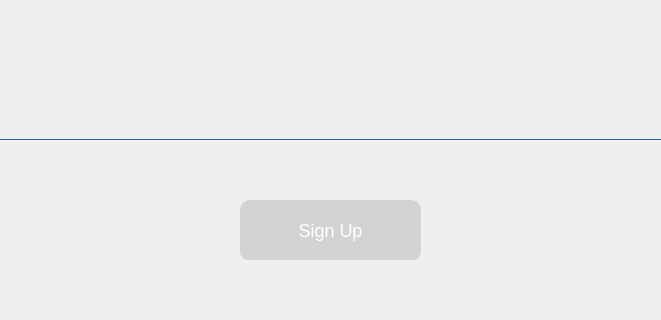
Qt form app/components/MainWindow/MainWindowUI.ui (myrrhfawn/FaceLock) before a commit; both pictures show x 192 to 853 and y 400 to 720 of the 1024 by 720 pixel window.
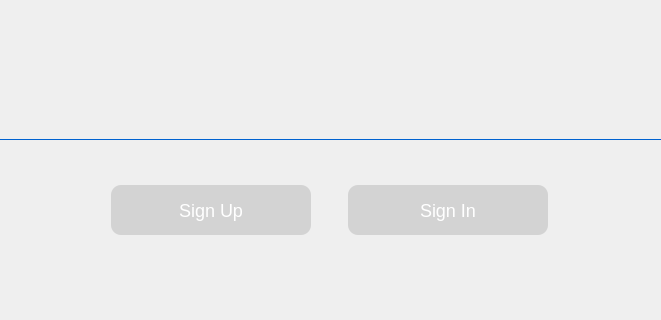
The same form after that commit.

Diff of the .ui file:
```diff
--- a/app/components/MainWindow/MainWindowUI.ui
+++ b/app/components/MainWindow/MainWindowUI.ui
@@ -35,16 +35,18 @@
    <bool>false</bool>
   </property>
   <property name="styleSheet">
-   <string notr="true">font: 700 11pt &quot;Ubuntu Mono&quot;;
+   <string notr="true"/>
+  </property>
+  <widget class="QWidget" name="centralwidget">
+   <property name="styleSheet">
+    <string notr="true">QWidget {
+font: 700 11pt &quot;Ubuntu Mono&quot;;
 color: #00062b;
 background-color: qradialgradient(cx:0.5, cy:0.4, radius: 0.5,
                 fx:0.5, fy:0.5, stop:0 #00062b,stop:1 #0c004b);
+}
 
 </string>
-  </property>
-  <widget class="QWidget" name="centralwidget">
-   <property name="styleSheet">
-    <string notr="true"/>
    </property>
    <layout class="QVBoxLayout" name="verticalLayout">
     <item alignment="Qt::AlignHCenter|Qt::AlignVCenter">
@@ -59,7 +61,13 @@
        <string notr="true">QFrame {
 	border: 0px;
 	background: transparent;
-}</string>
+}
+
+QWidget {
+	background-color: transparent;
+}
+
+</string>
       </property>
       <property name="frameShape">
        <enum>QFrame::StyledPanel</enum>
@@ -111,15 +119,18 @@
         <set>Qt::AlignCenter</set>
        </property>
       </widget>
+      <widget class="QWidget" name="horizontalLayoutWidget">
+       <property name="geometry">
+        <rect>
+         <x>190</x>
+         <y>510</y>
+         <width>501</width>
+         <height>80</height>
+        </rect>
+       </property>
+       <layout class="QHBoxLayout" name="horizontalLayout">
+        <item>
       <widget class="QPushButton" name="signupButton">
-       <property name="geometry">
-        <rect>
-         <x>350</x>
-         <y>540</y>
-         <width>181</width>
-         <height>61</height>
-        </rect>
-       </property>
        <property name="sizePolicy">
         <sizepolicy hsizetype="Expanding" vsizetype="Fixed">
          <horstretch>0</horstretch>
@@ -135,7 +146,7 @@
        <property name="maximumSize">
         <size>
          <width>200</width>
-         <height>100</height>
+            <height>50</height>
         </size>
        </property>
        <property name="styleSheet">
@@ -155,6 +166,48 @@
        <property name="text">
         <string>Sign Up</string>
        </property>
+         </widget>
+        </item>
+        <item>
+         <widget class="QPushButton" name="signinButton">
+          <property name="sizePolicy">
+           <sizepolicy hsizetype="Expanding" vsizetype="Fixed">
+            <horstretch>0</horstretch>
+            <verstretch>0</verstretch>
+           </sizepolicy>
+          </property>
+          <property name="minimumSize">
+           <size>
+            <width>100</width>
+            <height>50</height>
+           </size>
+          </property>
+          <property name="maximumSize">
+           <size>
+            <width>200</width>
+            <height>50</height>
+           </size>
+          </property>
+          <property name="styleSheet">
+           <string notr="true">QPushButton {
+	color: white;
+	background-color: rgba(0, 0, 0, 30);
+	border: none;
+	border-radius: 10px;
+	font-size: 18px
+}
+
+QPushButton:hover {
+	background-color: rgba(0, 0, 0, 45);
+}
+</string>
+          </property>
+          <property name="text">
+           <string>Sign In</string>
+          </property>
+         </widget>
+        </item>
+       </layout>
       </widget>
      </widget>
     </item>
```
Lines whose indentation alone changed are shown as unchanged.
